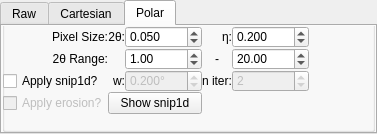
Before: the Qt Designer form hexrd/ui/resources/ui/image_mode_widget.ui in HEXRD/hexrdgui, drawn with Qt 5.
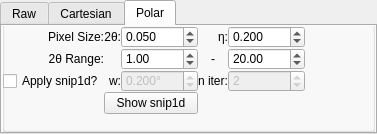
After: the same form once the commit is applied. The open tabs and pages were chosen to show the change.

Commit message:
Removed erosion option from polar view
The erosion option does not work very well. Remove it for now.

```diff
--- a/hexrd/ui/resources/ui/image_mode_widget.ui
+++ b/hexrd/ui/resources/ui/image_mode_widget.ui
@@ -504,16 +504,6 @@
                 </property>
                </widget>
               </item>
-              <item row="3" column="0">
-               <widget class="QCheckBox" name="polar_apply_erosion">
-                <property name="enabled">
-                 <bool>false</bool>
-                </property>
-                <property name="text">
-                 <string>Apply erosion?</string>
-                </property>
-               </widget>
-              </item>
              </layout>
             </item>
             <item>
```
Left out of the diff: 16 changed lines with no effect on the pictures. The commit also changes 4 other files.
